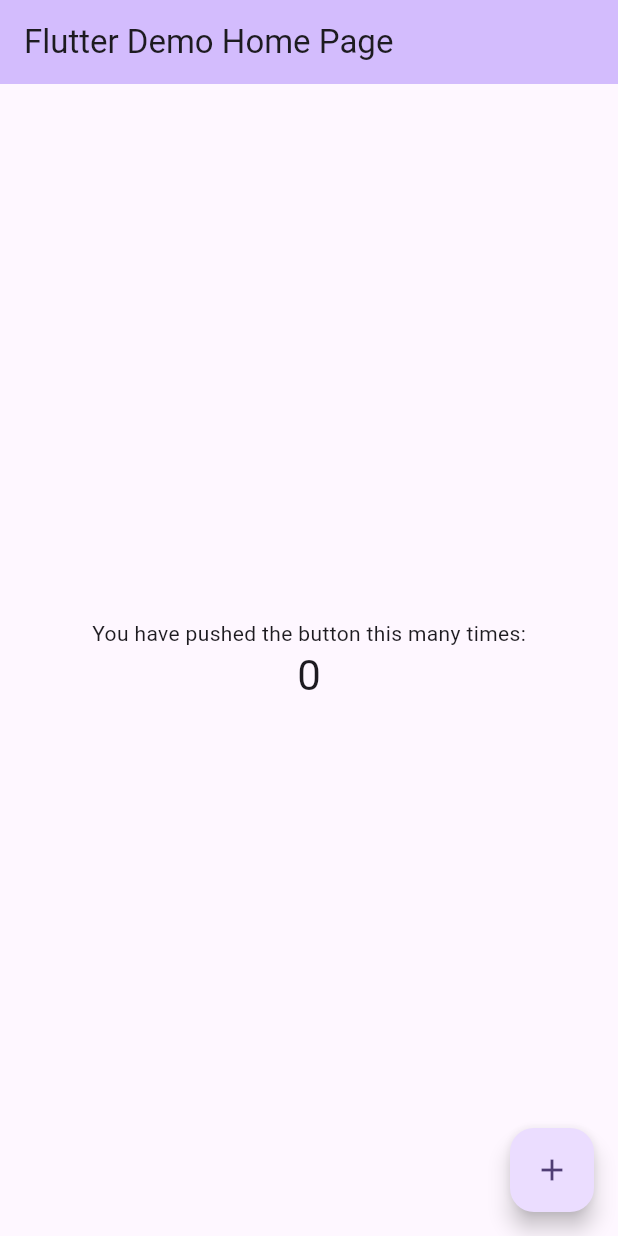
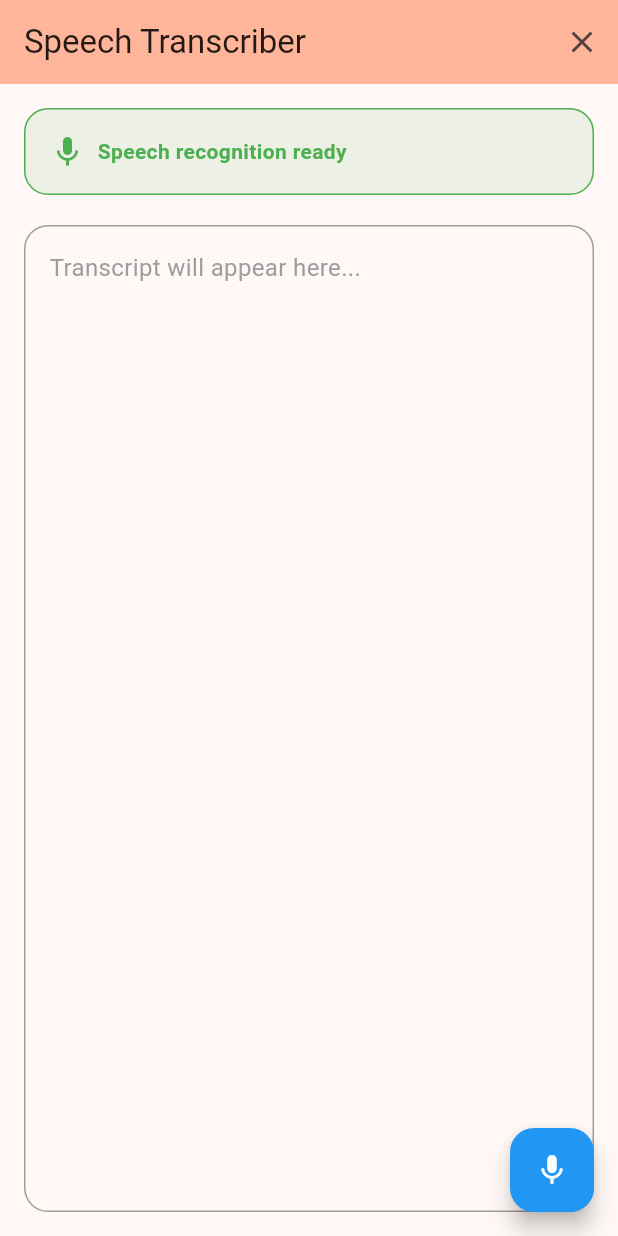
Before and after one commit to el-apps/Escritura, a Flutter app: the screen it shows after launch, on a phone screen of 412 x 824 dp. Run offline on Flutter 3.47's test engine with Material 3 defaults, Android fonts, the phone set to English and light mode, and no system bars; our stand-ins replace permission_handler, speech_to_text.

Commit message:
feat: basic transcription

```diff
--- a/lib/main.dart
+++ b/lib/main.dart
@@ -1,4 +1,7 @@
 import 'package:flutter/material.dart';
+import 'package:speech_to_text/speech_recognition_result.dart';
+import 'package:speech_to_text/speech_to_text.dart';
+import 'package:permission_handler/permission_handler.dart';
 
 void main() {
   runApp(const MyApp());
@@ -7,116 +10,262 @@ void main() {
 class MyApp extends StatelessWidget {
   const MyApp({super.key});
 
-  // This widget is the root of your application.
   @override
   Widget build(BuildContext context) {
     return MaterialApp(
-      title: 'Flutter Demo',
+      title: 'Escritura',
       theme: ThemeData(
-        // This is the theme of your application.
-        //
-        // TRY THIS: Try running your application with "flutter run". You'll see
-        // the application has a purple toolbar. Then, without quitting the app,
-        // try changing the seedColor in the colorScheme below to Colors.green
-        // and then invoke "hot reload" (save your changes or press the "hot
-        // reload" button in a Flutter-supported IDE, or press "r" if you used
-        // the command line to start the app).
-        //
-        // Notice that the counter didn't reset back to zero; the application
-        // state is not lost during the reload. To reset the state, use hot
-        // restart instead.
-        //
-        // This works for code too, not just values: Most code changes can be
-        // tested with just a hot reload.
-        colorScheme: ColorScheme.fromSeed(seedColor: Colors.deepPurple),
+        colorScheme: ColorScheme.fromSeed(seedColor: Colors.brown),
+        useMaterial3: true,
       ),
-      home: const MyHomePage(title: 'Flutter Demo Home Page'),
+      home: const EscrituraHomePage(),
     );
   }
 }
 
-class MyHomePage extends StatefulWidget {
-  const MyHomePage({super.key, required this.title});
-
-  // This widget is the home page of your application. It is stateful, meaning
-  // that it has a State object (defined below) that contains fields that affect
-  // how it looks.
-
-  // This class is the configuration for the state. It holds the values (in this
-  // case the title) provided by the parent (in this case the App widget) and
-  // used by the build method of the State. Fields in a Widget subclass are
-  // always marked "final".
-
-  final String title;
+class EscrituraHomePage extends StatefulWidget {
+  const EscrituraHomePage({super.key});
 
   @override
-  State<MyHomePage> createState() => _MyHomePageState();
+  State<EscrituraHomePage> createState() => _EscrituraHomePageState();
 }
 
-class _MyHomePageState extends State<MyHomePage> {
-  int _counter = 0;
+class _EscrituraHomePageState extends State<EscrituraHomePage> {
+  final SpeechToText _speechToText = SpeechToText();
+  bool _speechEnabled = false;
+  bool _isListening = false;
+  String _lastWords = '';
+  String _fullTranscript = '';
 
-  void _incrementCounter() {
+  @override
+  void initState() {
+    super.initState();
+    _initSpeech();
+  }
+
+  void _initSpeech() async {
+    var status = await Permission.microphone.request();
+    if (status != PermissionStatus.granted) {
+      _showPermissionDialog();
+      return;
+    }
+
+    _speechEnabled = await _speechToText.initialize(
+      onError: (val) {
+        print('Speech recognition error: $val');
+        setState(() {
+          _isListening = false;
+        });
+      },
+      onStatus: (val) {
+        print('Speech recognition status: $val');
+        if (val == 'done' || val == 'notListening') {
+          setState(() {
+            _isListening = false;
+          });
+        }
+      },
+    );
+
+    setState(() {});
+
+    if (_speechEnabled) {
+      var locales = await _speechToText.locales();
+      print('Available locales: ${locales.length}');
+
+      var offlineLocale = locales
+          .where((locale) => locale.localeId.startsWith('en'))
+          .firstOrNull;
+
+      if (offlineLocale != null) {
+        print('Using locale: ${offlineLocale.localeId}');
+      }
+    }
+  }
+
+  void _showPermissionDialog() {
+    showDialog(
+      context: context,
+      builder: (BuildContext context) {
+        return AlertDialog(
+          title: const Text('Permission Required'),
+          content: const Text(
+            'Microphone permission is required for speech transcription.',
+          ),
+          actions: [
+            TextButton(
+              onPressed: () {
+                Navigator.of(context).pop();
+                openAppSettings();
+              },
+              child: const Text('Open Settings'),
+            ),
+            TextButton(
+              onPressed: () => Navigator.of(context).pop(),
+              child: const Text('Cancel'),
+            ),
+          ],
+        );
+      },
+    );
+  }
+
+  void _startListening() async {
+    if (!_speechEnabled) {
+      ScaffoldMessenger.of(context).showSnackBar(
+        const SnackBar(content: Text('Speech recognition not available')),
+      );
+      return;
+    }
+
     setState(() {
-      // This call to setState tells the Flutter framework that something has
-      // changed in this State, which causes it to rerun the build method below
-      // so that the display can reflect the updated values. If we changed
-      // _counter without calling setState(), then the build method would not be
-      // called again, and so nothing would appear to happen.
-      _counter++;
+      _isListening = true;
+      _lastWords = '';
+    });
+
+    await _speechToText.listen(
+      onResult: _onSpeechResult,
+      listenFor: const Duration(seconds: 30),
+      pauseFor: const Duration(seconds: 3),
+      partialResults: true,
+      localeId: 'en_US',
+      onSoundLevelChange: (level) {
+        // Optional: show sound level indicator
+      },
+    );
+  }
+
+  void _stopListening() async {
+    await _speechToText.stop();
+    setState(() {
+      _isListening = false;
+    });
+  }
+
+  void _onSpeechResult(SpeechRecognitionResult result) {
+    setState(() {
+      _lastWords = result.recognizedWords;
+      if (result.finalResult) {
+        _fullTranscript += '${_lastWords}\n';
+      }
+    });
+  }
+
+  void _clearTranscript() {
+    setState(() {
+      _fullTranscript = '';
+      _lastWords = '';
     });
   }
 
   @override
   Widget build(BuildContext context) {
-    // This method is rerun every time setState is called, for instance as done
-    // by the _incrementCounter method above.
-    //
-    // The Flutter framework has been optimized to make rerunning build methods
-    // fast, so that you can just rebuild anything that needs updating rather
-    // than having to individually change instances of widgets.
     return Scaffold(
       appBar: AppBar(
-        // TRY THIS: Try changing the color here to a specific color (to
-        // Colors.amber, perhaps?) and trigger a hot reload to see the AppBar
-        // change color while the other colors stay the same.
         backgroundColor: Theme.of(context).colorScheme.inversePrimary,
-        // Here we take the value from the MyHomePage object that was created by
-        // the App.build method, and use it to set our appbar title.
-        title: Text(widget.title),
+        title: const Text('Speech Transcriber'),
+        actions: [
+          IconButton(
+            onPressed: _clearTranscript,
+            icon: const Icon(Icons.clear),
+            tooltip: 'Clear transcript',
+          ),
+        ],
       ),
-      body: Center(
-        // Center is a layout widget. It takes a single child and positions it
-        // in the middle of the parent.
+      body: Padding(
+        padding: const EdgeInsets.all(16.0),
         child: Column(
-          // Column is also a layout widget. It takes a list of children and
-          // arranges them vertically. By default, it sizes itself to fit its
-          // children horizontally, and tries to be as tall as its parent.
-          //
-          // Column has various properties to control how it sizes itself and
-          // how it positions its children. Here we use mainAxisAlignment to
-          // center the children vertically; the main axis here is the vertical
-          // axis because Columns are vertical (the cross axis would be
-          // horizontal).
-          //
-          // TRY THIS: Invoke "debug painting" (choose the "Toggle Debug Paint"
-          // action in the IDE, or press "p" in the console), to see the
-          // wireframe for each widget.
-          mainAxisAlignment: MainAxisAlignment.center,
-          children: <Widget>[
-            const Text('You have pushed the button this many times:'),
-            Text(
-              '$_counter',
-              style: Theme.of(context).textTheme.headlineMedium,
+          children: [
+            Container(
+              padding: const EdgeInsets.all(16),
+              decoration: BoxDecoration(
+                color: _speechEnabled
+                    ? Colors.green.withOpacity(0.1)
+                    : Colors.red.withOpacity(0.1),
+                borderRadius: BorderRadius.circular(16),
+                border: Border.all(
+                  color: _speechEnabled ? Colors.green : Colors.red,
+                ),
+              ),
+              child: Row(
+                children: [
+                  Icon(
+                    _speechEnabled ? Icons.mic : Icons.mic_off,
+                    color: _speechEnabled ? Colors.green : Colors.red,
+                  ),
+                  const SizedBox(width: 8),
+                  Text(
+                    _speechEnabled
+                        ? 'Speech recognition ready'
+                        : 'Speech recognition not available',
+                    style: TextStyle(
+                      color: _speechEnabled ? Colors.green : Colors.red,
+                      fontWeight: FontWeight.bold,
+                    ),
+                  ),
+                ],
+              ),
+            ),
+
+            const SizedBox(height: 20),
+
+            if (_isListening) ...[
+              const Text(
+                'Listening...',
+                style: TextStyle(
+                  fontSize: 18,
+                  fontWeight: FontWeight.bold,
+                  color: Colors.blue,
+                ),
+              ),
+              const SizedBox(height: 10),
+              Container(
+                padding: const EdgeInsets.all(16),
+                decoration: BoxDecoration(
+                  color: Colors.blue.withOpacity(0.1),
+                  borderRadius: BorderRadius.circular(16),
+                  border: Border.all(color: Colors.blue),
+                ),
+                child: Text(
+                  _lastWords.isEmpty ? 'Say something...' : _lastWords,
+                  style: const TextStyle(fontSize: 16),
+                ),
+              ),
+              const SizedBox(height: 20),
+            ],
+
+            Expanded(
+              child: Container(
+                width: double.infinity,
+                padding: const EdgeInsets.all(16),
+                decoration: BoxDecoration(
+                  border: Border.all(color: Colors.grey),
+                  borderRadius: BorderRadius.circular(16),
+                ),
+                child: SingleChildScrollView(
+                  child: Text(
+                    _fullTranscript.isEmpty
+                        ? 'Transcript will appear here...'
+                        : _fullTranscript,
+                    style: TextStyle(
+                      fontSize: 16,
+                      color: _fullTranscript.isEmpty
+                          ? Colors.grey
+                          : Colors.black,
+                    ),
+                  ),
+                ),
+              ),
             ),
           ],
         ),
       ),
+
       floatingActionButton: FloatingActionButton(
-        onPressed: _incrementCounter,
-        tooltip: 'Increment',
-        child: const Icon(Icons.add),
-      ), // This trailing comma makes auto-formatting nicer for build methods.
+        onPressed: _isListening ? _stopListening : _startListening,
+        backgroundColor: _isListening ? Colors.red : Colors.blue,
+        child: Icon(_isListening ? Icons.stop : Icons.mic, color: Colors.white),
+      ),
     );
   }
 }
```
